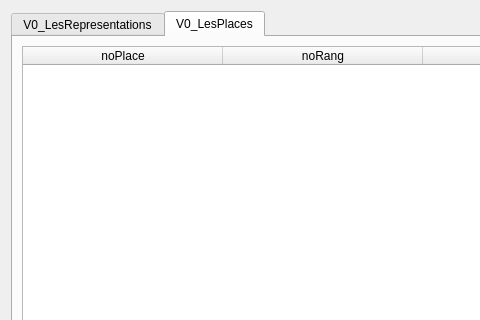
The window that gui/v0_tablesData.ui (BennyBellier/Theatre-CEDB-Project) describes before a commit, drawn with Qt 5; both pictures show x 0 to 480 and y 0 to 320 of the 1071 by 599 pixel window.
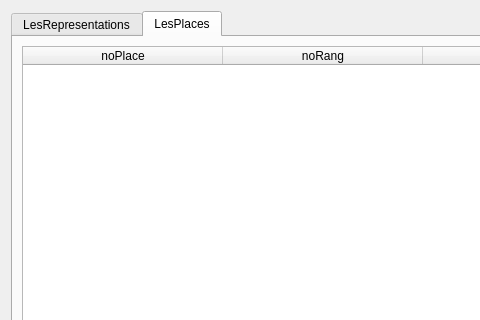
The same window after the commit.

Commit message: generation_table+modif tables_data.ui

Patch:
```diff
--- a/gui/v0_tablesData.ui
+++ b/gui/v0_tablesData.ui
@@ -33,7 +33,7 @@
      </property>
      <widget class="QWidget" name="tabRepresentations">
       <attribute name="title">
-       <string>V0_LesRepresentations</string>
+       <string>LesRepresentations</string>
       </attribute>
       <layout class="QVBoxLayout" name="verticalLayout_2">
        <item>
@@ -163,7 +163,7 @@
      </widget>
      <widget class="QWidget" name="tabPlaces">
       <attribute name="title">
-       <string>V0_LesPlaces</string>
+       <string>LesPlaces</string>
       </attribute>
       <layout class="QVBoxLayout" name="verticalLayout_5">
        <item>
```
Left out of the diff: 2 changed lines with no effect on the pictures. The commit also changes 4 other files.
